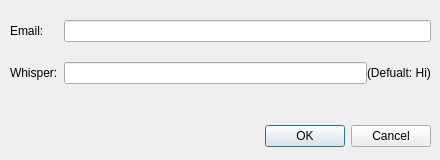
Qt form qt/invitedialog.ui (bitbaba/bitmail) before a commit.
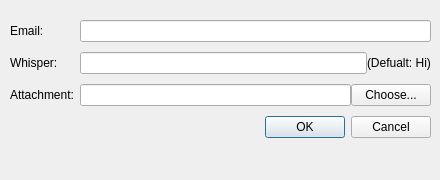
The same form after that commit.

Commit message: qt: enable attachments on inviting;

```diff
--- a/qt/invitedialog.ui
+++ b/qt/invitedialog.ui
@@ -7,7 +7,7 @@
     <x>0</x>
     <y>0</y>
     <width>440</width>
-    <height>160</height>
+    <height>180</height>
    </rect>
   </property>
   <property name="sizePolicy">
@@ -19,13 +19,13 @@
   <property name="minimumSize">
    <size>
     <width>440</width>
-    <height>160</height>
+    <height>180</height>
    </size>
   </property>
   <property name="maximumSize">
    <size>
     <width>440</width>
-    <height>160</height>
+    <height>180</height>
    </size>
   </property>
   <property name="baseSize">
@@ -37,29 +37,13 @@
   <property name="windowTitle">
    <string>Invite</string>
   </property>
-  <widget class="QDialogButtonBox" name="buttonBox">
-   <property name="geometry">
-    <rect>
-     <x>230</x>
-     <y>120</y>
-     <width>201</width>
-     <height>32</height>
-    </rect>
-   </property>
-   <property name="orientation">
-    <enum>Qt::Horizontal</enum>
-   </property>
-   <property name="standardButtons">
-    <set>QDialogButtonBox::Cancel|QDialogButtonBox::Ok</set>
-   </property>
-  </widget>
   <widget class="QWidget" name="formLayoutWidget">
    <property name="geometry">
     <rect>
      <x>10</x>
      <y>20</y>
      <width>421</width>
-     <height>91</height>
+     <height>131</height>
     </rect>
    </property>
    <layout class="QFormLayout" name="formLayout">
@@ -70,7 +54,7 @@
      <set>Qt::AlignLeading|Qt::AlignLeft|Qt::AlignTop</set>
     </property>
     <property name="verticalSpacing">
-     <number>20</number>
+     <number>10</number>
     </property>
     <item row="0" column="0">
      <widget class="QLabel" name="lbEmail">
@@ -107,6 +91,41 @@
       </item>
      </layout>
     </item>
+    <item row="2" column="0">
+     <widget class="QLabel" name="lbAttachment">
+      <property name="text">
+       <string>Attachment:</string>
+      </property>
+     </widget>
+    </item>
+    <item row="2" column="1">
+     <layout class="QHBoxLayout" name="horizontalLayout_2">
+      <item>
+       <widget class="QLineEdit" name="leAttachment">
+        <property name="readOnly">
+         <bool>true</bool>
+        </property>
+       </widget>
+      </item>
+      <item>
+       <widget class="QPushButton" name="btnChoose">
+        <property name="text">
+         <string>Choose...</string>
+        </property>
+       </widget>
+      </item>
+     </layout>
+    </item>
+    <item row="3" column="1">
+     <widget class="QDialogButtonBox" name="buttonBox">
+      <property name="orientation">
+       <enum>Qt::Horizontal</enum>
+      </property>
+      <property name="standardButtons">
+       <set>QDialogButtonBox::Cancel|QDialogButtonBox::Ok</set>
+      </property>
+     </widget>
+    </item>
    </layout>
   </widget>
  </widget>
```
Left out of the diff: 4 changed lines with no effect on the pictures. The commit also changes 2 other files.
